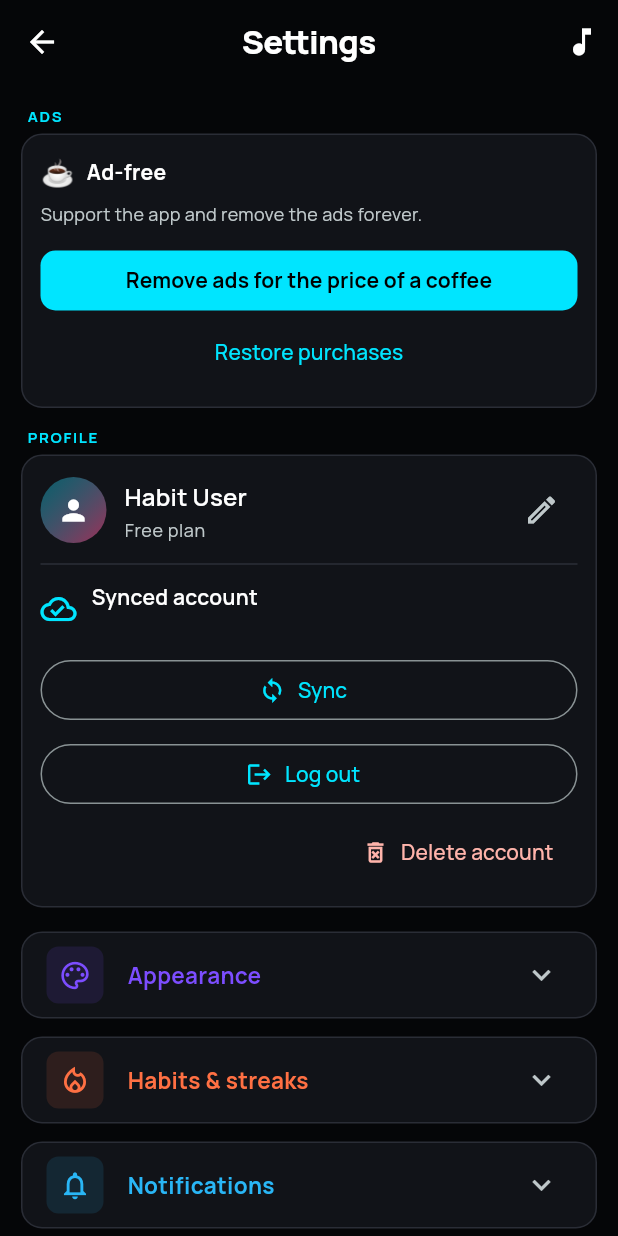
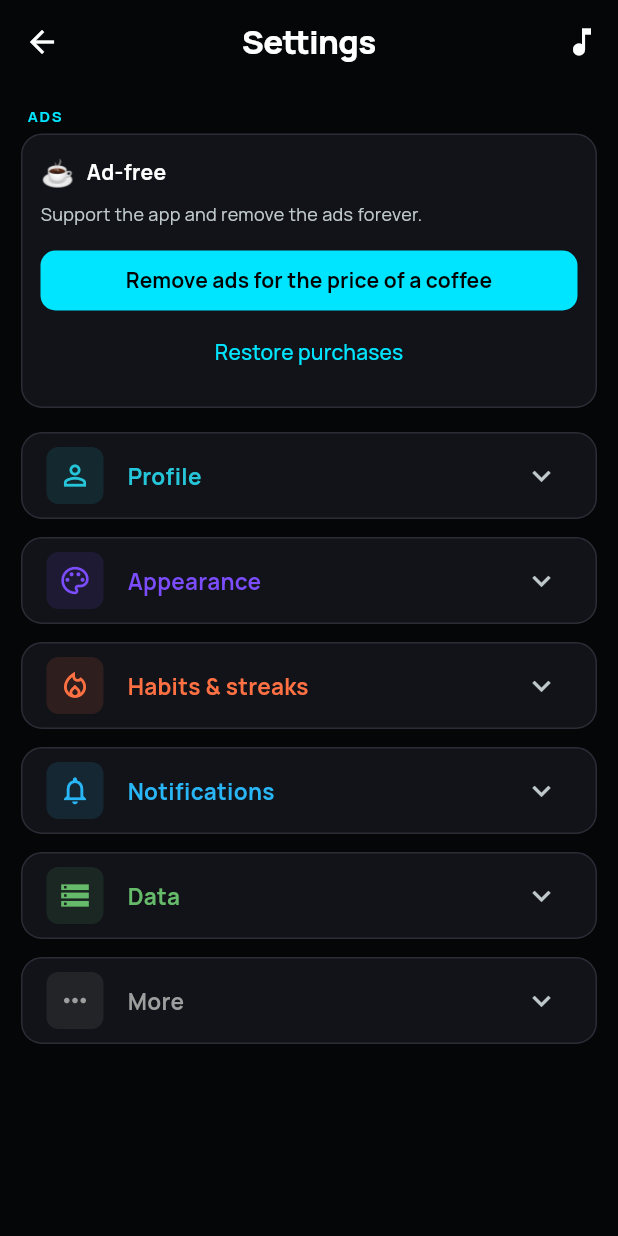
Before and after one commit to ivoexp1969/habits, a Flutter app: the SettingsScreen screen opened directly, on a phone screen of 412 x 824 dp. Run offline on Flutter 3.47's test engine with Material 3 defaults, Android fonts, the phone set to English and light mode, and no system bars; our stand-ins replace audioplayers, cloud_firestore, confetti, file_picker, firebase_auth, firebase_core and 11 more; missing offline and left inert: android_alarm_manager_plus, home_widget, installed_apps; accounts and stored records are empty.

Commit message:
v1.4.10(30): Profile като колапс-група + „Какво ново" за кръглите икони
- settings: секция „Профил" вече е колапсираща SettingsGroup (като другите), не standalone.
- whats_new: нов елемент НАЙ-ОТГОРЕ „Нов изглед Кръгове" с обяснение как се ползва
  (тап=+1, задръж=опции/−1, двоен пръстен=атомен, Настройки→Външен вид→Изглед); _version→3.
- Нови l10n whatsNewCirclesTitle/Body (bg/en/nl).

```diff
--- a/lib/l10n/app_bg.arb
+++ b/lib/l10n/app_bg.arb
@@ -713,5 +713,7 @@
   "circlesHintGotIt": "Разбрах",
   "widgetMsgZero": "Навиците няма да се изпълнят сами 👀",
   "widgetMsgPartial": "Още малко днес!",
-  "widgetMsgDone": "Машина. 💪"
+  "widgetMsgDone": "Машина. 💪",
+  "whatsNewCirclesTitle": "Нов изглед „Кръгове“",
+  "whatsNewCirclesBody": "Навиците като цветни кръгове, които се запълват. Докосни кръг за +1, задръж за опции (и връщане −1). Двойният пръстен значи атомен навик. Включи го от Настройки → Външен вид → Изглед."
 }
--- a/lib/l10n/app_en.arb
+++ b/lib/l10n/app_en.arb
@@ -607,5 +607,7 @@
   "circlesHintGotIt": "Got it",
   "widgetMsgZero": "Habits won't tick themselves 👀",
   "widgetMsgPartial": "Almost there today!",
-  "widgetMsgDone": "Beast mode. 💪"
+  "widgetMsgDone": "Beast mode. 💪",
+  "whatsNewCirclesTitle": "New ‘Circles’ view",
+  "whatsNewCirclesBody": "Habits as colourful circles that fill up. Tap a circle for +1, hold for options (and −1). A double ring means an atomic habit. Turn it on in Settings → Appearance → View."
 }
--- a/lib/l10n/app_localizations.dart
+++ b/lib/l10n/app_localizations.dart
@@ -3141,6 +3141,18 @@ abstract class AppLocalizations {
   /// In bg, this message translates to:
   /// **'Машина. 💪'**
   String get widgetMsgDone;
+
+  /// No description provided for @whatsNewCirclesTitle.
+  ///
+  /// In bg, this message translates to:
+  /// **'Нов изглед „Кръгове“'**
+  String get whatsNewCirclesTitle;
+
+  /// No description provided for @whatsNewCirclesBody.
+  ///
+  /// In bg, this message translates to:
+  /// **'Навиците като цветни кръгове, които се запълват. Докосни кръг за +1, задръж за опции (и връщане −1). Двойният пръстен значи атомен навик. Включи го от Настройки → Външен вид → Изглед.'**
+  String get whatsNewCirclesBody;
 }
 
 class _AppLocalizationsDelegate
--- a/lib/l10n/app_nl.arb
+++ b/lib/l10n/app_nl.arb
@@ -521,5 +521,7 @@
   "circlesHintGotIt": "Begrepen",
   "widgetMsgZero": "Gewoontes vinken zichzelf niet af 👀",
   "widgetMsgPartial": "Nog even vandaag!",
-  "widgetMsgDone": "Beest. 💪"
+  "widgetMsgDone": "Beest. 💪",
+  "whatsNewCirclesTitle": "Nieuwe weergave ‘Cirkels’",
+  "whatsNewCirclesBody": "Gewoontes als kleurrijke cirkels die vollopen. Tik op een cirkel voor +1, houd vast voor opties (en −1). Een dubbele ring betekent een atomische gewoonte. Zet het aan via Instellingen → Weergave → Weergave."
 }
--- a/lib/screens/settings_screen.dart
+++ b/lib/screens/settings_screen.dart
@@ -206,18 +206,20 @@ class _SettingsScreenState extends State<SettingsScreen> {
       body: ListView(
         padding: const EdgeInsets.fromLTRB(14, 14, 14, 24),
         children: [
-          // ── Standalone cards on top (not collapsible) ──
+          // ── Standalone card on top (not collapsible) ──
           _Section(
             label: l10n.sectionAds,
             child: _premiumCard(),
           ),
-          _Section(
-            label: l10n.sectionProfile,
-            child: _profileTile(),
-          ),
           const SizedBox(height: 4),
 
           // ── Collapsible logical groups ──
+          SettingsGroup(
+            title: l10n.sectionProfile,
+            icon: Icons.person_outline,
+            color: const Color(0xFF26C6DA),
+            children: [_profileTile()],
+          ),
           SettingsGroup(
             title: l10n.groupAppearance,
             icon: Icons.palette_outlined,
--- a/lib/widgets/whats_new_dialog.dart
+++ b/lib/widgets/whats_new_dialog.dart
@@ -17,7 +17,7 @@ class WhatsNewDialog extends StatelessWidget {
   const WhatsNewDialog({super.key});
 
   /// Bump when there is a new feature set to announce.
-  static const int _version = 2;
+  static const int _version = 3;
   static const String _prefKey = 'whats_new_seen_version';
 
   /// Shows the dialog once per [_version] for existing users. Safe to call on
@@ -84,6 +84,8 @@ class WhatsNewDialog extends StatelessWidget {
         child: Column(
           mainAxisSize: MainAxisSize.min,
           children: [
+            item(Icons.blur_circular, l10n.whatsNewCirclesTitle,
+                l10n.whatsNewCirclesBody),
             item(Icons.ios_share, l10n.whatsNewShareTitle,
                 l10n.whatsNewShareBody),
             item(Icons.event_busy_outlined, l10n.whatsNewPauseTitle,
--- a/pubspec.yaml
+++ b/pubspec.yaml
@@ -2,7 +2,7 @@ name: habits
 description: Habits — atomic habit tracker with smart reminders.
 publish_to: "none"
 
-version: 1.4.10+29
+version: 1.4.10+30
 
 environment:
   sdk: ">=3.5.0 <4.0.0"
```
Also changed, not shown: lib/l10n/app_localizations_bg.dart (+7 -0 lines), lib/l10n/app_localizations_en.dart (+7 -0 lines), lib/l10n/app_localizations_nl.dart (+7 -0 lines).
